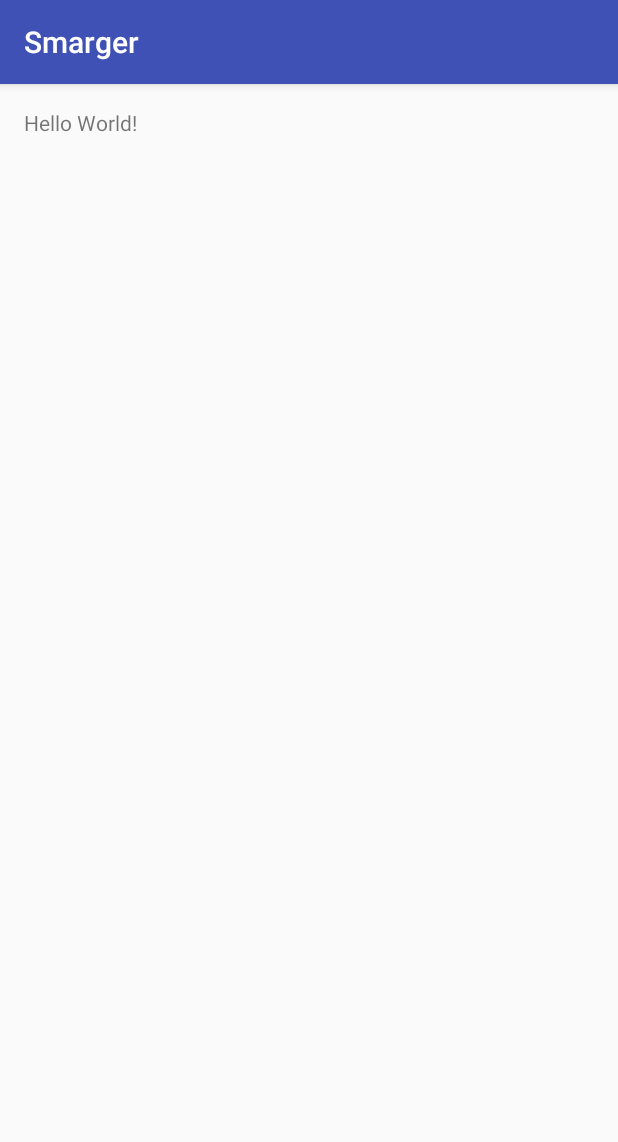
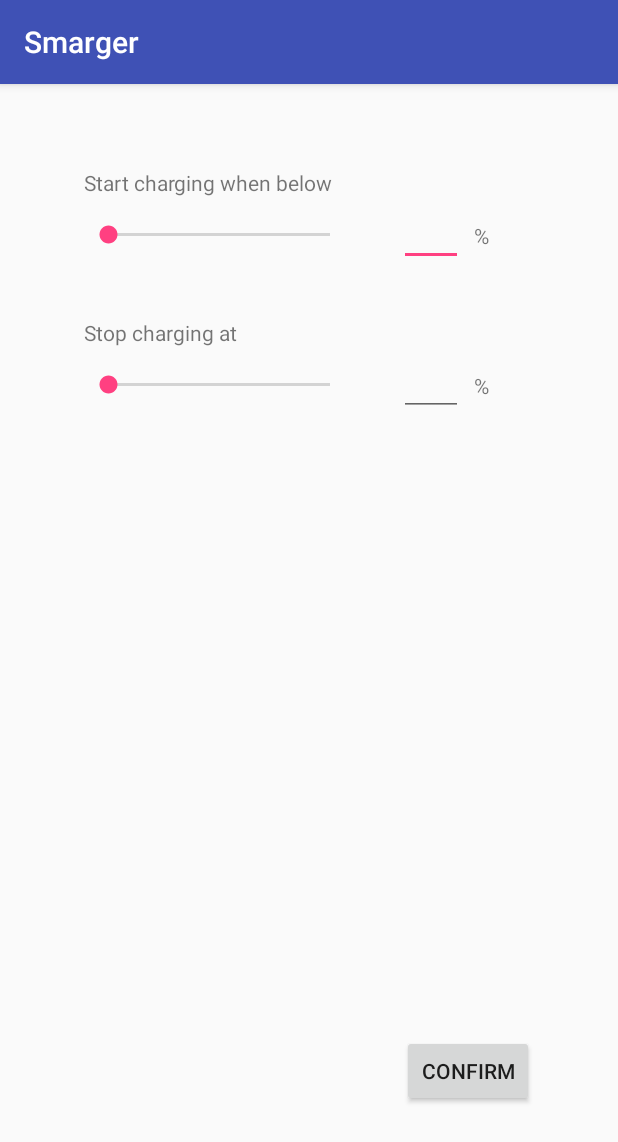
Before and after one commit to aumitche/smarger, an Android app: the screen it shows after launch (BatterySettings), on a phone screen of 412 x 824 dp. Shown: the top 1142 px of the screen. Run offline under Robolectric (Android 15) with nearby library versions, the phone set to English and light mode, and no system bars.

Commit message:
interface-1: initial commit for the interface

```diff
--- a/app/src/main/res/layout/activity_battery_settings.xml
+++ b/app/src/main/res/layout/activity_battery_settings.xml
@@ -13,5 +13,76 @@
     <TextView
         android:layout_width="wrap_content"
         android:layout_height="wrap_content"
-        android:text="Hello World!" />
+        android:text="Start charging when below"
+        android:id="@+id/starttext"
+        android:layout_marginTop="40dp"
+        android:layout_marginStart="40dp" />
+
+    <SeekBar
+        android:layout_width="180dp"
+        android:layout_height="wrap_content"
+        android:id="@+id/startseek"
+        android:layout_marginTop="75dp"
+        android:layout_marginStart="40dp" />
+
+    <EditText
+        android:layout_width="wrap_content"
+        android:layout_height="wrap_content"
+        android:inputType="number"
+        android:ems="2"
+        android:id="@+id/startinput"
+        android:layout_marginTop="60dp"
+        android:layout_marginStart="250dp" />
+
+    <TextView
+        android:layout_width="wrap_content"
+        android:layout_height="wrap_content"
+        android:text="%"
+        android:id="@+id/startpercent"
+        android:layout_marginTop="75dp"
+        android:layout_marginStart="300dp" />
+
+    <TextView
+        android:layout_width="wrap_content"
+        android:layout_height="wrap_content"
+        android:text="Stop charging at"
+        android:id="@+id/stoptext"
+        android:layout_marginTop="140dp"
+        android:layout_marginStart="40dp" />
+
+    <SeekBar
+        android:layout_width="180dp"
+        android:layout_height="wrap_content"
+        android:id="@+id/stopseek"
+        android:layout_marginTop="175dp"
+        android:layout_marginStart="40dp" />
+
+    <EditText
+        android:layout_width="wrap_content"
+        android:layout_height="wrap_content"
+        android:inputType="number"
+        android:ems="2"
+        android:id="@+id/stopinput"
+        android:layout_marginTop="160dp"
+        android:layout_marginStart="250dp" />
+
+    <TextView
+        android:layout_width="wrap_content"
+        android:layout_height="wrap_content"
+        android:text="%"
+        android:id="@+id/stoppercent"
+        android:layout_marginTop="175dp"
+        android:layout_marginStart="300dp"/>
+
+    <Button
+        android:text="Confirm"
+        android:layout_width="wrap_content"
+        android:layout_height="wrap_content"
+        android:id="@+id/confirmbutton"
+        android:layout_marginEnd="40dp"
+        android:layout_marginBottom="70dp"
+        android:layout_alignParentBottom="true"
+        android:layout_alignParentEnd="true" />
+
+
 </RelativeLayout>
```
